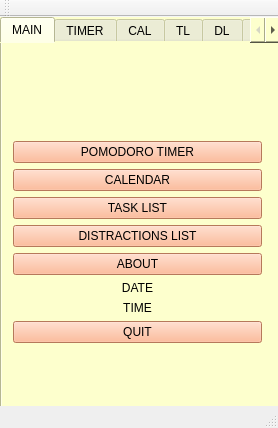
Qt form doro_manager.ui (xpero39/doro_manager) before a commit.
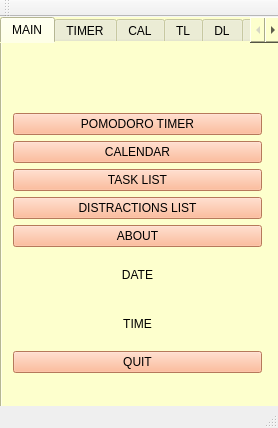
The same form after that commit. The open tabs and pages were chosen to show the change.

What changed in the file:
```diff
--- a/doro_manager.ui
+++ b/doro_manager.ui
@@ -41,22 +41,19 @@
         <x>0</x>
         <y>10</y>
         <width>271</width>
-        <height>301</height>
+        <height>331</height>
        </rect>
       </property>
       <layout class="QVBoxLayout" name="verticalLayout">
        <item>
-        <spacer name="verticalSpacer">
-         <property name="orientation">
-          <enum>Qt::Vertical</enum>
+        <widget class="QLabel" name="label_main_pic">
+         <property name="text">
+          <string/>
          </property>
-         <property name="sizeHint" stdset="0">
-          <size>
-           <width>20</width>
-           <height>40</height>
-          </size>
+         <property name="alignment">
+          <set>Qt::AlignCenter</set>
          </property>
-        </spacer>
+        </widget>
        </item>
        <item>
         <widget class="QPushButton" name="pTimerButton">
```
Left out of the diff: 28 changed lines with no effect on the pictures.
